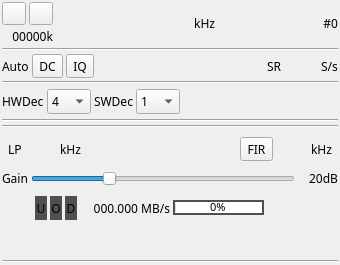
This is plugins/samplesource/limesdrinput/limesdrinputgui.ui in f4exb/sdrangel as Qt 5 draws it before an edit. The edited form follows.
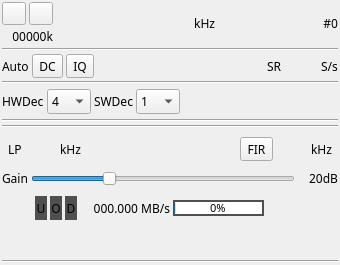
This is the edited form. Icons and pictures are not drawn. Custom widgets are drawn as their Qt base class.

Commit message: LimeSDR input: increase FIFO progress bar height

The edit to the form file:
```diff
--- a/plugins/samplesource/limesdrinput/limesdrinputgui.ui
+++ b/plugins/samplesource/limesdrinput/limesdrinputgui.ui
@@ -717,7 +717,7 @@
        <property name="maximumSize">
         <size>
          <width>16777215</width>
-         <height>15</height>
+         <height>16</height>
         </size>
        </property>
        <property name="font">
```
